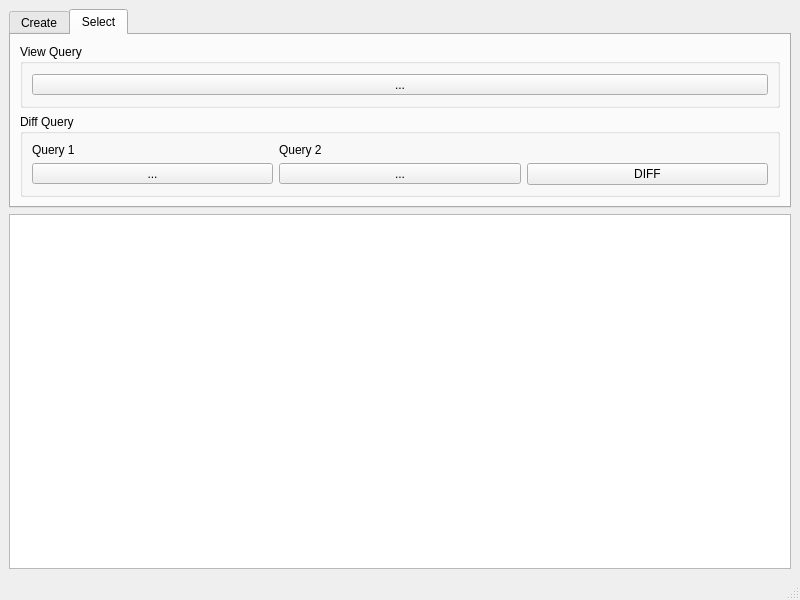
Old version of the form query_data.ui in the repository usc-psychsim/psychsim-eval-gui.
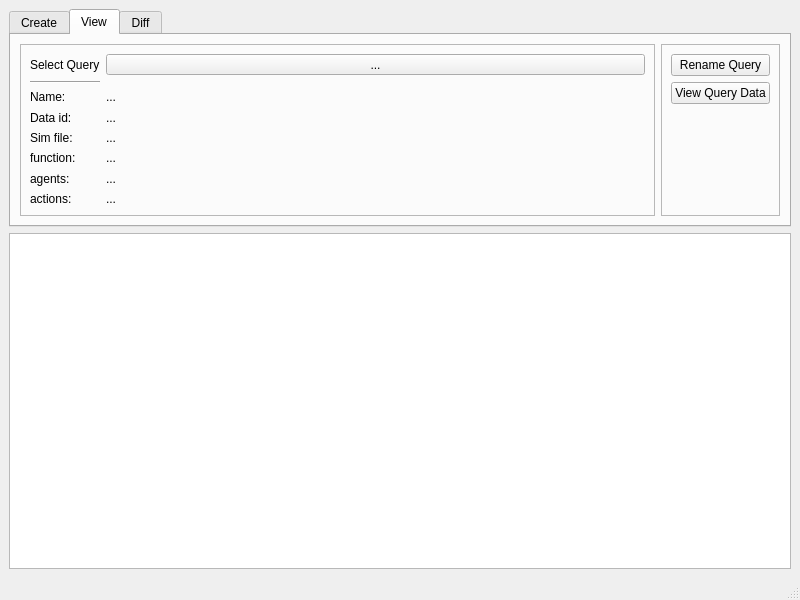
New version of the form. The open tabs and pages were chosen to show the change.

What changed in the file:
```diff
--- a/query_data.ui
+++ b/query_data.ui
@@ -164,16 +164,102 @@
       </widget>
       <widget class="QWidget" name="tab_2">
        <attribute name="title">
-        <string>Select</string>
+        <string>View</string>
        </attribute>
-       <layout class="QVBoxLayout" name="verticalLayout_3">
+       <layout class="QHBoxLayout" name="horizontalLayout_2">
         <item>
-         <widget class="QGroupBox" name="groupBox">
-          <property name="title">
-           <string>View Query</string>
+         <widget class="QFrame" name="frame_3">
+          <property name="frameShape">
+           <enum>QFrame::StyledPanel</enum>
           </property>
-          <layout class="QHBoxLayout" name="horizontalLayout_2">
-           <item>
+          <property name="frameShadow">
+           <enum>QFrame::Raised</enum>
+          </property>
+          <layout class="QGridLayout" name="gridLayout_3">
+           <item row="8" column="1">
+            <widget class="QLabel" name="label_12">
+             <property name="text">
+              <string>actions:</string>
+             </property>
+            </widget>
+           </item>
+           <item row="2" column="1">
+            <widget class="QLabel" name="label_13">
+             <property name="text">
+              <string>Name: </string>
+             </property>
+            </widget>
+           </item>
+           <item row="5" column="1">
+            <widget class="QLabel" name="label_16">
+             <property name="text">
+              <string>Sim file: </string>
+             </property>
+            </widget>
+           </item>
+           <item row="1" column="1">
+            <widget class="Line" name="line">
+             <property name="orientation">
+              <enum>Qt::Horizontal</enum>
+             </property>
+            </widget>
+           </item>
+           <item row="8" column="2">
+            <widget class="QLabel" name="actions_label">
+             <property name="text">
+              <string>...</string>
+             </property>
+            </widget>
+           </item>
+           <item row="5" column="2">
+            <widget class="QLabel" name="sim_file_label">
+             <property name="text">
+              <string>...</string>
+             </property>
+            </widget>
+           </item>
+           <item row="3" column="2">
+            <widget class="QLabel" name="data_id_label">
+             <property name="text">
+              <string>...</string>
+             </property>
+            </widget>
+           </item>
+           <item row="6" column="1">
+            <widget class="QLabel" name="label_15">
+             <property name="text">
+              <string>function:</string>
+             </property>
+            </widget>
+           </item>
+           <item row="7" column="2">
+            <widget class="QLabel" name="agents_label">
+             <property name="text">
+              <string>...</string>
+             </property>
+            </widget>
+           </item>
+           <item row="3" column="1">
+            <widget class="QLabel" name="label_14">
+             <property name="sizePolicy">
+              <sizepolicy hsizetype="Fixed" vsizetype="Preferred">
+               <horstretch>0</horstretch>
+               <verstretch>0</verstretch>
+              </sizepolicy>
+             </property>
+             <property name="text">
+              <string>Data id: </string>
+             </property>
+            </widget>
+           </item>
+           <item row="7" column="1">
+            <widget class="QLabel" name="label_11">
+             <property name="text">
+              <string>agents:</string>
+             </property>
+            </widget>
+           </item>
+           <item row="0" column="2">
             <widget class="QToolButton" name="view_query_list">
              <property name="sizePolicy">
               <sizepolicy hsizetype="Preferred" vsizetype="Fixed">
@@ -186,64 +272,153 @@
              </property>
             </widget>
            </item>
-          </layout>
-         </widget>
-        </item>
-        <item>
-         <widget class="QGroupBox" name="groupBox_2">
-          <property name="title">
-           <string>Diff Query</string>
-          </property>
-          <layout class="QGridLayout" name="gridLayout_2">
-           <item row="1" column="0">
-            <widget class="QToolButton" name="query_diff_1">
-             <property name="sizePolicy">
-              <sizepolicy hsizetype="Preferred" vsizetype="Fixed">
-               <horstretch>0</horstretch>
-               <verstretch>0</verstretch>
-              </sizepolicy>
-             </property>
+           <item row="2" column="2">
+            <widget class="QLabel" name="query_name_label">
              <property name="text">
               <string>...</string>
              </property>
             </widget>
            </item>
-           <item row="1" column="1">
-            <widget class="QToolButton" name="query_diff_2">
-             <property name="sizePolicy">
-              <sizepolicy hsizetype="Preferred" vsizetype="Fixed">
-               <horstretch>0</horstretch>
-               <verstretch>0</verstretch>
-              </sizepolicy>
-             </property>
-             <property name="text">
-              <string>...</string>
-             </property>
-            </widget>
-           </item>
-           <item row="1" column="2">
-            <widget class="QPushButton" name="diff_query_button">
-             <property name="text">
-              <string>DIFF</string>
-             </property>
-            </widget>
-           </item>
-           <item row="0" column="0">
-            <widget class="QLabel" name="label_8">
-             <property name="text">
-              <string>Query 1</string>
-             </property>
-            </widget>
-           </item>
            <item row="0" column="1">
-            <widget class="QLabel" name="label_9">
+            <widget class="QLabel" name="label_10">
+             <property name="sizePolicy">
+              <sizepolicy hsizetype="Preferred" vsizetype="Preferred">
+               <horstretch>0</horstretch>
+               <verstretch>0</verstretch>
+              </sizepolicy>
+             </property>
              <property name="text">
-              <string>Query 2</string>
+              <string>Select Query</string>
              </property>
             </widget>
            </item>
+           <item row="6" column="2">
+            <widget class="QLabel" name="function_label">
+             <property name="text">
+              <string>...</string>
+             </property>
+            </widget>
+           </item>
           </layout>
          </widget>
+        </item>
+        <item>
+         <widget class="QFrame" name="frame_4">
+          <property name="sizePolicy">
+           <sizepolicy hsizetype="Fixed" vsizetype="Preferred">
+            <horstretch>0</horstretch>
+            <verstretch>0</verstretch>
+           </sizepolicy>
+          </property>
+          <property name="frameShape">
+           <enum>QFrame::StyledPanel</enum>
+          </property>
+          <property name="frameShadow">
+           <enum>QFrame::Raised</enum>
+          </property>
+          <layout class="QVBoxLayout" name="verticalLayout_3">
+           <item>
+            <widget class="QPushButton" name="rename_query_button">
+             <property name="text">
+              <string>Rename Query</string>
+             </property>
+            </widget>
+           </item>
+           <item>
+            <widget class="QPushButton" name="view_query_button">
+             <property name="text">
+              <string>View Query Data</string>
+             </property>
+            </widget>
+           </item>
+           <item>
+            <spacer name="verticalSpacer_2">
+             <property name="orientation">
+              <enum>Qt::Vertical</enum>
+             </property>
+             <property name="sizeHint" stdset="0">
+              <size>
+               <width>20</width>
+               <height>40</height>
+              </size>
+             </property>
+            </spacer>
+           </item>
+          </layout>
+         </widget>
+        </item>
+       </layout>
+      </widget>
+      <widget class="QWidget" name="diff_tab">
+       <attribute name="title">
+        <string>Diff</string>
+       </attribute>
+       <layout class="QGridLayout" name="gridLayout_2">
+        <item row="1" column="3">
+         <widget class="QPushButton" name="diff_query_button">
+          <property name="sizePolicy">
+           <sizepolicy hsizetype="Preferred" vsizetype="Fixed">
+            <horstretch>0</horstretch>
+            <verstretch>0</verstretch>
+           </sizepolicy>
+          </property>
+          <property name="text">
+           <string>DIFF</string>
+          </property>
+         </widget>
+        </item>
+        <item row="0" column="0">
+         <widget class="QLabel" name="label_8">
+          <property name="text">
+           <string>Query 1</string>
+          </property>
+         </widget>
+        </item>
+        <item row="1" column="2">
+         <widget class="QToolButton" name="query_diff_2">
+          <property name="sizePolicy">
+           <sizepolicy hsizetype="Preferred" vsizetype="Fixed">
+            <horstretch>0</horstretch>
+            <verstretch>0</verstretch>
+           </sizepolicy>
+          </property>
+          <property name="text">
+           <string>...</string>
+          </property>
+         </widget>
+        </item>
+        <item row="1" column="0">
+         <widget class="QToolButton" name="query_diff_1">
+          <property name="sizePolicy">
+           <sizepolicy hsizetype="Preferred" vsizetype="Fixed">
+            <horstretch>0</horstretch>
+            <verstretch>0</verstretch>
+           </sizepolicy>
+          </property>
+          <property name="text">
+           <string>...</string>
+          </property>
+         </widget>
+        </item>
+        <item row="0" column="2">
+         <widget class="QLabel" name="label_9">
+          <property name="text">
+           <string>Query 2</string>
+          </property>
+         </widget>
+        </item>
+        <item row="2" column="0">
+         <spacer name="verticalSpacer">
+          <property name="orientation">
+           <enum>Qt::Vertical</enum>
+          </property>
+          <property name="sizeHint" stdset="0">
+           <size>
+            <width>20</width>
+            <height>40</height>
+           </size>
+          </property>
+         </spacer>
         </item>
        </layout>
       </widget>
```
Left out of the diff: 46 changed lines with no effect on the pictures.
